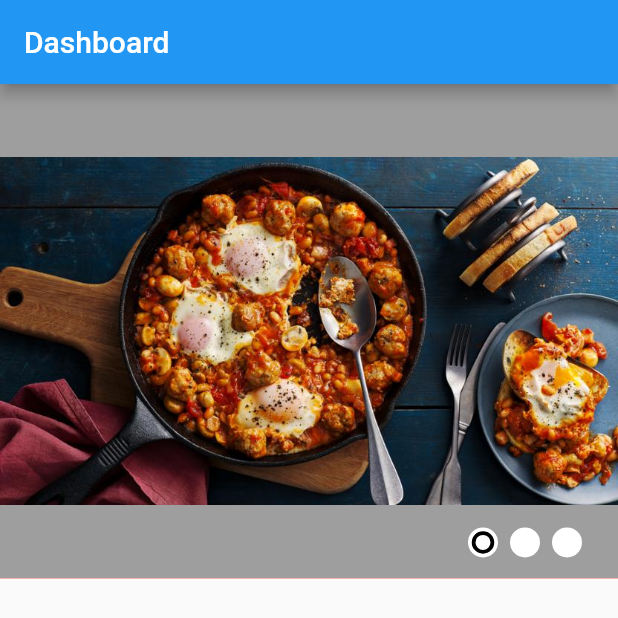
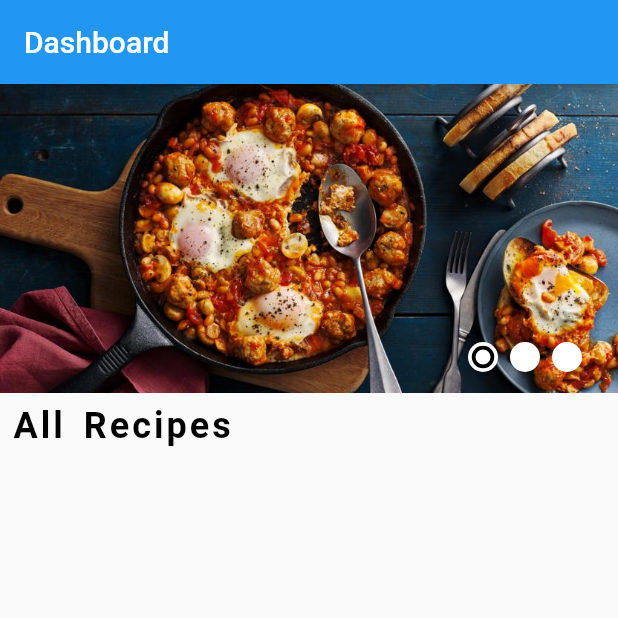
Before and after one commit to GyalbuSherpa5/RecipeApp, a Flutter app: the DashBoard screen opened directly, on a phone screen of 412 x 824 dp. Shown: the top 618 px of the screen. Run offline on Flutter 3.47's test engine with Material 2 defaults, Android fonts, the phone set to English and light mode, and no system bars; our stand-ins replace cloud_firestore, firebase_auth, firebase_core, firebase_storage, image_picker, shared_preferences; accounts and stored records are empty; Roboto replaces fonts that are missing (CustomFont).

Commit message:
dashboard and profile design

```diff
--- a/done-main/recipe/lib/page/dashBoard.dart
+++ b/done-main/recipe/lib/page/dashBoard.dart
@@ -19,23 +19,34 @@ class _DashBoardState extends State<DashBoard> {
     return Scaffold(
         appBar: AppBar(
             automaticallyImplyLeading: false, title: const Text('Dashboard')),
-        body: Center(
-          child: Column(
-            mainAxisAlignment: MainAxisAlignment.start,
-            mainAxisSize: MainAxisSize.max,
-            crossAxisAlignment: CrossAxisAlignment.start,
+        body: ListView(
           children: [
             custompageView(context),
-              Expanded(
-                child: StreamBuilder(
-                  stream: FirebaseFirestore.instance
-                      .collection('recipe')
-                      .snapshots(),
+            const SizedBox(
+              height: 50,
+              child: Padding(
+                padding: EdgeInsets.all(8.0),
+                child: Text('All Recipes',
+                    textAlign: TextAlign.left,
+                    style: TextStyle(
+                      fontFamily: 'CustomFont',
+                      fontSize: 24.0,
+                      color: Colors.black,
+                      fontWeight: FontWeight.bold,
+                      letterSpacing: 2.0,
+                      wordSpacing: 4.0,
+                    )),
+              ),
+            ),
+            StreamBuilder(
+              stream:
+                  FirebaseFirestore.instance.collection('recipe').snapshots(),
               builder: (context, AsyncSnapshot<QuerySnapshot> snapshot) {
                 if (snapshot.hasData) {
                   return GridView.builder(
                       shrinkWrap: true,
                       itemCount: snapshot.data!.docs.length,
+                      physics: const ScrollPhysics(),
                       gridDelegate:
                           const SliverGridDelegateWithFixedCrossAxisCount(
                         childAspectRatio: .75,
@@ -48,8 +59,7 @@ class _DashBoardState extends State<DashBoard> {
                               context,
                               MaterialPageRoute(
                                 builder: (context) => IndividualPage(
-                                      image: snapshot.data!.docs[index]
-                                          ['image'],
+                                  image: snapshot.data!.docs[index]['image'],
                                   name: snapshot.data!.docs[index]['name'],
                                   time: snapshot.data!.docs[index]['time'],
                                   des: snapshot.data!.docs[index]['des'],
@@ -75,22 +85,19 @@ class _DashBoardState extends State<DashBoard> {
                                     borderRadius: BorderRadius.circular(16),
                                     image: DecorationImage(
                                         image: NetworkImage(
-                                              snapshot.data!.docs[index]
-                                                  ['image'],
+                                          snapshot.data!.docs[index]['image'],
                                         ),
                                         fit: BoxFit.cover),
                                   ),
                                 ),
                                 Padding(
-                                      padding:
-                                          const EdgeInsets.only(left: 15.0),
+                                  padding: const EdgeInsets.only(left: 15.0),
                                   child: Row(
                                     children: [
                                       SizedBox(
                                         width: 130,
                                         child: Text(
-                                              snapshot.data!.docs[index]
-                                                  ['name'],
+                                          snapshot.data!.docs[index]['name'],
                                           maxLines: 1,
                                           overflow: TextOverflow.ellipsis,
                                           style: const TextStyle(
@@ -111,9 +118,7 @@ class _DashBoardState extends State<DashBoard> {
                 }
               },
             ),
-              ),
           ],
-          ),
         ));
   }
 
@@ -121,7 +126,7 @@ class _DashBoardState extends State<DashBoard> {
     return Stack(
       children: [
         Container(
-          height: MediaQuery.of(context).size.height * 0.4,
+          height: MediaQuery.of(context).size.height * 0.25,
           color: Colors.red,
           child: PageView(
             onPageChanged: (value) {
@@ -131,31 +136,25 @@ class _DashBoardState extends State<DashBoard> {
             },
             children: [
               Container(
-                width: MediaQuery.of(context).size.width,
-                height: MediaQuery.of(context).size.height * 0.4,
                 decoration: const BoxDecoration(
                     color: Colors.grey,
                     image: DecorationImage(
                         image: AssetImage('assets/images/1.jpg'),
-                    )),
+                        fit: BoxFit.cover)),
               ),
               Container(
-                width: MediaQuery.of(context).size.width,
-                height: MediaQuery.of(context).size.height * 0.4,
                 decoration: const BoxDecoration(
                     color: Colors.grey,
                     image: DecorationImage(
                         image: AssetImage('assets/images/2.webp'),
-                    )),
+                        fit: BoxFit.cover)),
               ),
               Container(
-                width: MediaQuery.of(context).size.width,
-                height: MediaQuery.of(context).size.height * 0.4,
                 decoration: const BoxDecoration(
                     color: Colors.grey,
                     image: DecorationImage(
                         image: AssetImage('assets/images/3.jpg'),
-                    )),
+                        fit: BoxFit.cover)),
               ),
             ],
           ),
```
Also changed, not shown: done-main/recipe/lib/page/profile.dart (+23 -3 lines). Lines whose indentation alone changed are shown as unchanged.
